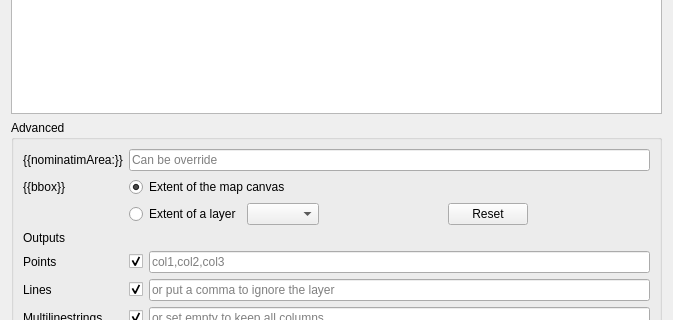
Qt form ui/query.ui (3liz/QuickOSM) before a commit; both pictures show x 0 to 673 and y 101 to 421 of the 673 by 677 pixel window.
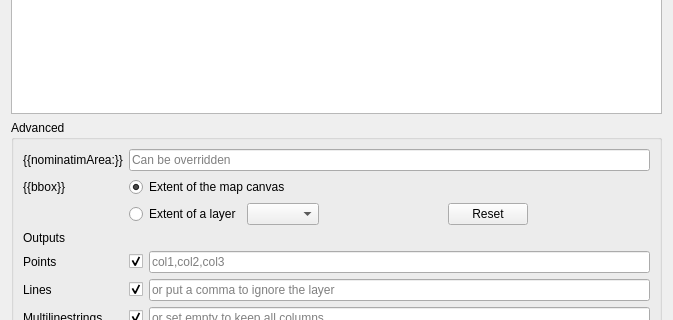
The same form after that commit. Custom widgets are drawn as their Qt base class.

```diff
--- a/ui/query.ui
+++ b/ui/query.ui
@@ -48,7 +48,7 @@
         <item row="0" column="1">
          <widget class="QLineEdit" name="lineEdit_nominatim">
           <property name="placeholderText">
-           <string>Can be override</string>
+           <string>Can be overridden</string>
           </property>
          </widget>
         </item>
```
